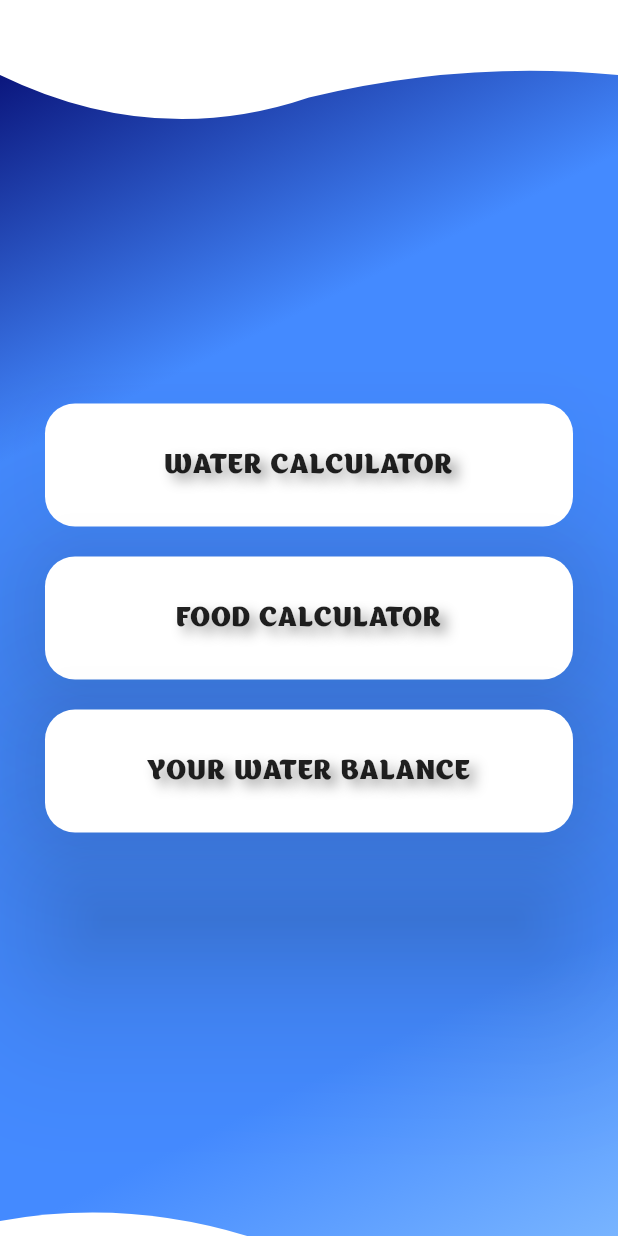
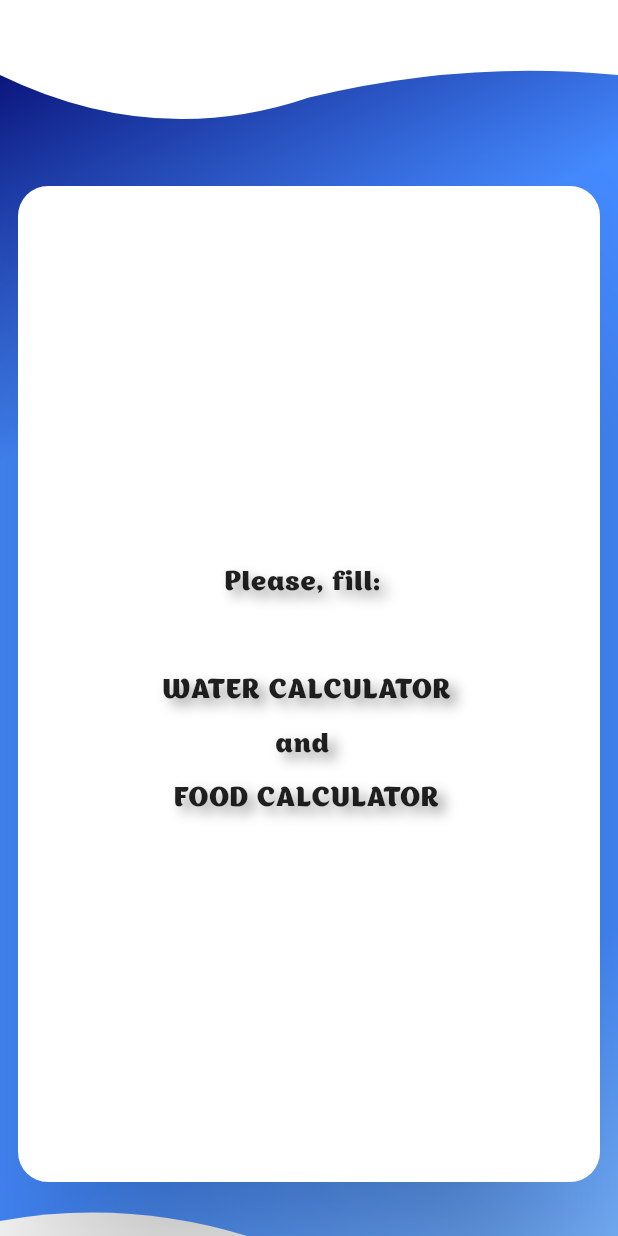
Before and after one commit to wovilon/WaterCalculatorApp, a Flutter app: the screen it shows after launch, after a tap on "YOUR WATER BALANCE", on a phone screen of 412 x 824 dp. Run offline on Flutter 3.47's test engine with Material 2 defaults, Android fonts, the phone set to English and light mode, and no system bars; our stand-ins replace device_preview, syncfusion_flutter_sliders.

Commit message:
balance screen

```diff
--- a/lib/main.dart
+++ b/lib/main.dart
@@ -69,6 +69,8 @@ class MyApp extends StatelessWidget {
           return _getPageRouteBuilder(() => WaterScreen());
         }else if (settings.name == Routes.foodScreen) {
           return _getPageRouteBuilder(() => FoodScreen());
+        }else if (settings.name == Routes.balanceScreen) {
+          return _getPageRouteBuilder(() => BalanceScreen());
         }
         // unknown route
         return _getPageRouteBuilder(() => MainScreen());
@@ -81,7 +83,7 @@ class MyApp extends StatelessWidget {
 
 void main() => runApp(
   DevicePreview(
-    enabled: !kReleaseMode,   //!kReleaseMode,
+    enabled: false,   //!kReleaseMode,
     builder: (context) =>
         ChangeNotifierProvider(
             create: (context) => DataManager(),
--- a/lib/model/DataManager.dart
+++ b/lib/model/DataManager.dart
@@ -6,8 +6,8 @@ import 'package:water_calculator_app/model/WaterData.dart';
 import 'Enum.dart';
 
 class DataManager extends ChangeNotifier{
-  double waterNeeded = 0;
-  double foodWater = 0;
+  double waterNeeded = 0; // liters
+  double foodWater = 0;   // ml or g
 
   Food food = Food.getInstance;
 
--- a/lib/screens/BalanceScreen.dart
+++ b/lib/screens/BalanceScreen.dart
@@ -1,10 +1,110 @@
 
 
 import 'package:flutter/material.dart';
+import 'package:provider/provider.dart';
+import 'package:water_calculator_app/model/DataManager.dart';
+import 'package:water_calculator_app/res/Styles.dart';
+import 'package:water_calculator_app/util/LocalizationUtil.dart';
+import 'package:water_calculator_app/widgets/Background.dart';
+import 'package:water_calculator_app/widgets/MyCard.dart';
 
 class BalanceScreen extends StatelessWidget {
   @override
   Widget build(BuildContext context) {
-    return Center(child: Container(child: Text('Balanxe'),));
+    return Scaffold(
+        body: Stack(children: [
+          BackGround(),
+          BalanceCard()
+        ],)
+    );
   }
 }
+
+class BalanceCard extends StatefulWidget {
+  @override
+  _BalanceCardState createState() => _BalanceCardState();
+}
+
+class _BalanceCardState extends State<BalanceCard> with SingleTickerProviderStateMixin {
+  AnimationController _controller;
+
+  @override
+  void initState() {
+    _controller = AnimationController(vsync: this);
+    super.initState();
+  }
+
+  @override
+  void dispose() {
+    _controller.dispose();
+    super.dispose();
+  }
+
+  double calculateWidth(){
+    if (MediaQuery.of(context).size.width > 600)
+      if (MediaQuery.of(context).orientation == Orientation.landscape)
+        return MediaQuery.of(context).size.width/2;
+      else return MediaQuery.of(context).size.width*0.8;
+    else return 400;
+  }
+
+  @override
+  Widget build(BuildContext context) {
+    return Padding(padding: EdgeInsets.only(top: 120, bottom: 32, left: 8, right: 8),
+      child: Container(width: calculateWidth(),
+      child: MyCard(
+          Padding(padding: EdgeInsets.only(top: 24, bottom: 16, left: 16, right: 24),
+            child: Center(
+              child: Consumer<DataManager>(builder: (context, data, child) =>
+                  chooseView(data, context),),
+            ),
+          ))
+        ),
+    );
+  }
+//Consumer<DataManager>(builder: (context, data, child) => chooseView()
+  Widget chooseView(DataManager data, BuildContext context){
+    String textFill =
+        '${Lang.of(context).pleaseFill}\n\n\n\n'
+        ' ${(data.waterNeeded == 0)? Lang.of(context).waterCalculator :''}'
+        ' ${(data.waterNeeded == 0 && data.foodWater == 0)? '\n\n${Lang.of(context).and}\n\n' :''}'
+        ' ${(data.foodWater == 0)? Lang.of(context).foodCalculator :''}'
+        ;
+
+
+    /*'${(data.foodWater == 0 && data.foodWater == 0)? '\n\n ${Lang.of(context).and} '
+        '\n\n${Lang.of(context).foodCalculator}' : ''}'*/
+
+    if (data.waterNeeded == 0 || data.foodWater == 0) return Container(
+      child: Text(textFill, style: Styles.TextMain,  textAlign: TextAlign.center, ),
+    );
+    else {
+      double diff = data.foodWater * 0.001 - data.waterNeeded;
+      return Column(children: [
+        Text('${Lang.of(context).dailyWater}'
+            '\n${data.waterNeeded.toStringAsFixed(1)}'
+            ', ${Lang.of(context).l}'
+            ' ',
+          style: Styles.TextMain, textAlign: TextAlign.center,),
+
+        SizedBox(height: 20,),
+
+        Text('${Lang.of(context).waterInFood} \n'
+            '${(data.foodWater * 0.001).toStringAsFixed(1)} '
+            '${Lang.of(context).l}',
+          textAlign: TextAlign.center, style: Styles.TextMain,),
+
+        SizedBox(height: 20,),
+
+        Text('${Lang.of(context).youDrink} '
+            '${(diff > 0.2 || diff < -0.2)? Lang.of(context).on :''} '
+            '${diff.abs().toStringAsFixed(1)} ${Lang.of(context).l} '
+            '${(diff <= 0.2 && diff >= -0.2)? Lang.of(context).idealAmount : ''}'
+            '${(diff > 0.2 )? Lang.of(context).moreThanNeed : ''}'
+            '${(diff < -0.2 )? Lang.of(context).lessThanNeed : ''}',
+          style: Styles.TextMain, textAlign: TextAlign.center,
+        )
+      ],);
+    }
+  }
+}
--- a/lib/util/LocalizationUtil.dart
+++ b/lib/util/LocalizationUtil.dart
@@ -55,8 +55,15 @@ class Lang {
       'baking': 'Baking',
       'cake': 'Cake',
       'sandwich': 'Sandwich',
+      'g': 'g',
 
-      'g': 'g',
+      'please_fill': 'Please, fill:',
+      'you_drink': 'You drink',
+      'on': '',
+      'ideal_amount': 'ideal amount of water',
+      'more_than_need': 'more water, than you need.',
+      'less_than_need': 'less water, than you need.',
+      'and': 'and',
     },
     'ru': {
       'title': 'Калькулятор потребления воды',
@@ -102,8 +109,15 @@ class Lang {
       'baking': 'Выпечка',
       'cake': 'Пирожное',
       'sandwich': 'Бутерброд',
+      'g': 'г',
 
-      'g': 'г',
+      'please_fill': 'Пожалуйста, заполните:',
+      'you_drink': 'Вы пьете',
+      'on': 'на',
+      'ideal_amount': 'идеальное количество воды.',
+      'more_than_need': 'больше воды, чем нужно.',
+      'less_than_need': 'меньше воды, чем нужно.',
+      'and': 'и',
     },
   };
 
@@ -189,10 +203,22 @@ class Lang {
     return _localizedValues[locale.languageCode]['cake'];}
   String get sandwich {
     return _localizedValues[locale.languageCode]['sandwich'];}
-
   String get g {
     return _localizedValues[locale.languageCode]['g'];}
 
-
+  String get pleaseFill {
+    return _localizedValues[locale.languageCode]['please_fill'];}
+  String get youDrink {
+    return _localizedValues[locale.languageCode]['you_drink'];}
+  String get idealAmount {
+    return _localizedValues[locale.languageCode]['ideal_amount'];}
+  String get moreThanNeed {
+    return _localizedValues[locale.languageCode]['more_than_need'];}
+  String get lessThanNeed {
+    return _localizedValues[locale.languageCode]['less_than_need'];}
+  String get and {
+    return _localizedValues[locale.languageCode]['and'];}
+  String get on {
+    return _localizedValues[locale.languageCode]['on'];}
 
 }
```
